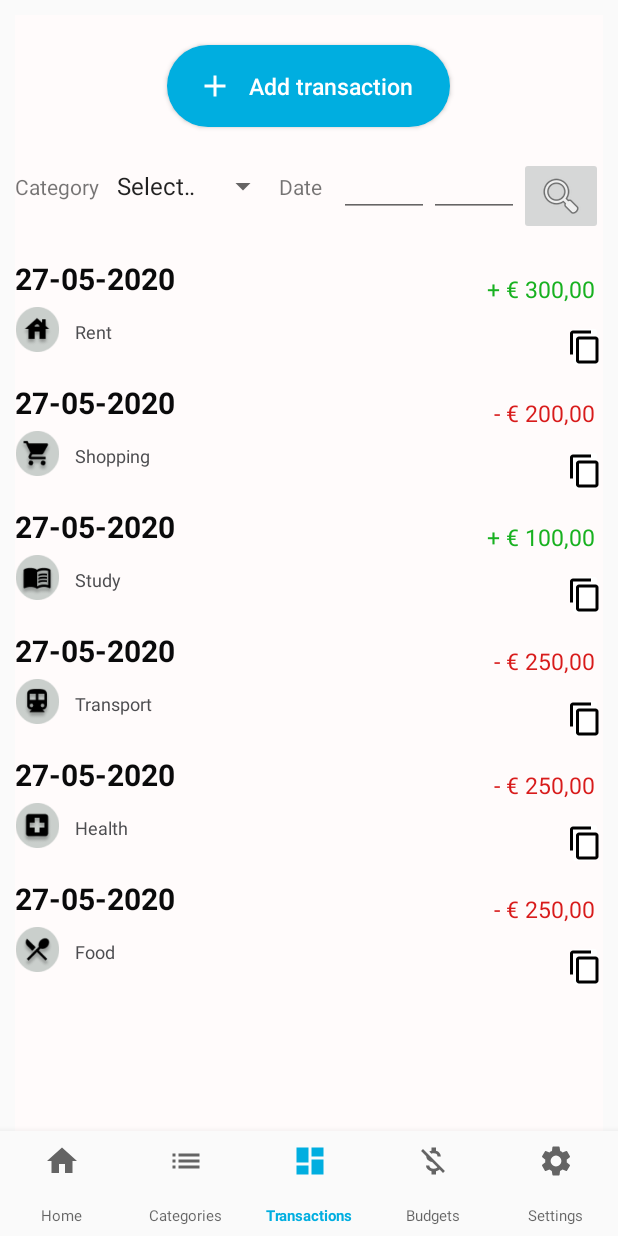
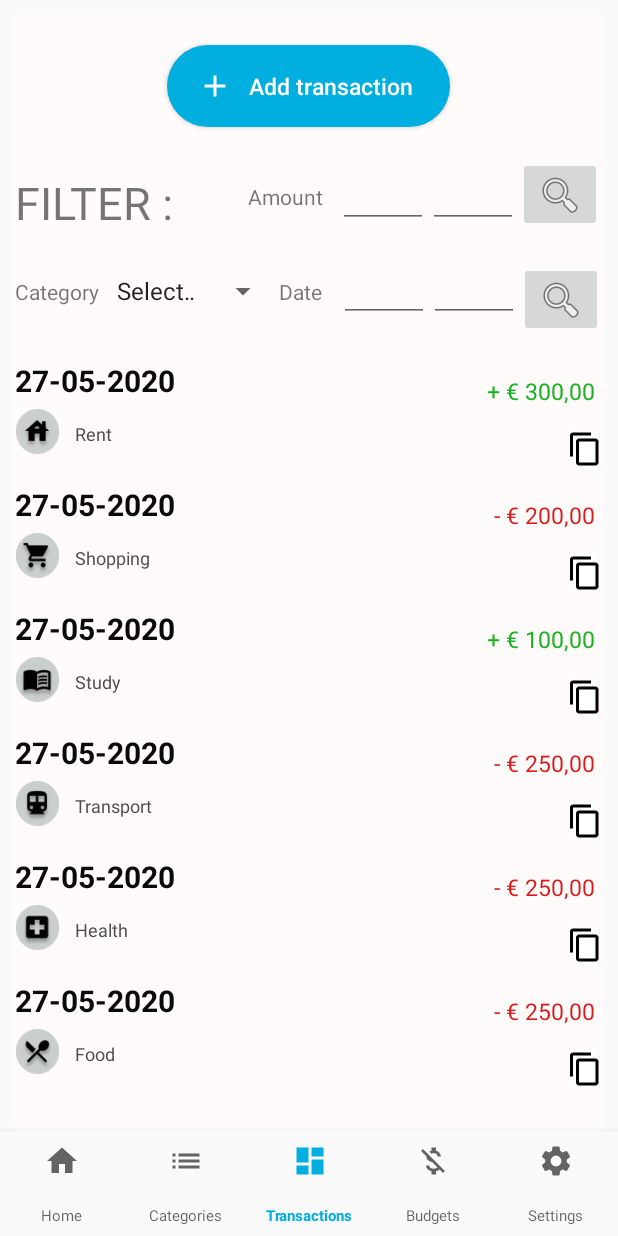
Before and after one commit to VishnuJayanand/PocketControl, an Android app: the screen it shows after launch (MainActivity), item 3 of the bottom bar chosen, on a phone screen of 412 x 824 dp. Run offline under Robolectric (Android 15) with nearby library versions, the phone set to English and light mode, and no system bars; our stand-ins replace Room's generated code.

Commit message:
implemented amount filter

```diff
--- a/app/src/main/java/com/droidlabs/pocketcontrol/db/transaction/TransactionDao.java
+++ b/app/src/main/java/com/droidlabs/pocketcontrol/db/transaction/TransactionDao.java
@@ -27,7 +27,7 @@ public interface TransactionDao {
      * Retrieve all transactions from the database.
      * @return all transactions.
      */
-    @Query("SELECT * FROM transactions ORDER BY date DESC")
+    @Query("SELECT * FROM transactions")
     List<Transaction> getAllTransactions();
 
     /**
@@ -35,7 +35,7 @@ public interface TransactionDao {
      * @param categoryId category id
      * @return list of transactions with matching categoryId
      */
-    @Query("SELECT * FROM transactions WHERE category=:categoryId ORDER BY date DESC")
+    @Query("SELECT * FROM transactions WHERE category=:categoryId")
     List<Transaction> getTransactionsByCategoryId(String categoryId);
 
     /**
@@ -44,7 +44,7 @@ public interface TransactionDao {
      * @param upperBound upper date bound.
      * @return list of transactions within date range.
      */
-    @Query("SELECT * FROM transactions WHERE date BETWEEN :lowerBound AND :upperBound ORDER BY date DESC")
+    @Query("SELECT * FROM transactions WHERE date BETWEEN :lowerBound AND :upperBound")
     List<Transaction> filterTransactionsByDate(long lowerBound, long upperBound);
 
     /**
@@ -54,8 +54,59 @@ public interface TransactionDao {
      * @param upperBound upper date bound.
      * @return list of transactions matching the filter.
      */
-    @Query("SELECT * FROM transactions "
-            + "WHERE category=:categoryId AND date BETWEEN :lowerBound AND :upperBound "
-            + "ORDER BY date DESC")
+    @Query("SELECT * FROM transactions WHERE category=:categoryId AND date BETWEEN :lowerBound AND :upperBound")
     List<Transaction> filterTransactionsByCategoryAndDate(String categoryId, long lowerBound, long upperBound);
+
+    /**
+     * Retrieve all transactions from a specified amount  range.
+     * @param lowerBoundAmount lower amount bound.
+     * @param upperBoundAmount upper amount bound.
+     * @return list of transactions matching the filter.
+     */
+    @Query("SELECT * FROM transactions WHERE amount >= :lowerBoundAmount AND amount <= :upperBoundAmount")
+    List<Transaction> filterTransactionsByAmount(float lowerBoundAmount, float upperBoundAmount);
+
+    /**
+     * Retrieve all transactions from a specified category and within a specified date range and amount.
+     * @param categoryId category id.
+     * @param lowerBound lower date bound.
+     * @param upperBound upper date bound.
+     * @param lowerBoundAmount lower amount bound.
+     * @param upperBoundAmount upper amount bound.
+     * @return list of transactions matching the filter.
+     */
+    @Query("SELECT * FROM transactions WHERE category=:categoryId AND "
+            +
+            "(date BETWEEN :lowerBound AND :upperBound) AND "
+            +
+            "(amount >= :lowerBoundAmount AND amount <= :upperBoundAmount)")
+    List<Transaction> filterTransactionsByCategoryAndDateAndAmount(
+            String categoryId, long lowerBound, long upperBound, float lowerBoundAmount, float upperBoundAmount);
+
+    /**
+     * Retrieve all transactions within a specified date range and amount.
+     * @param lowerBound lower date bound.
+     * @param upperBound upper date bound.
+     * @param lowerBoundAmount lower amount bound.
+     * @param upperBoundAmount upper amount bound.
+     * @return list of transactions matching the filter.
+     */
+    @Query("SELECT * FROM transactions WHERE amount >= :lowerBoundAmount AND "
+            +
+            "amount <= :upperBoundAmount AND (date BETWEEN :lowerBound AND :upperBound)")
+    List<Transaction> filterTransactionsByAmountAndDate(
+            long lowerBound, long upperBound, float lowerBoundAmount, float upperBoundAmount);
+
+    /**
+     * Retrieve all transactions from a specified category within a specified amount range.
+     * @param categoryId category id.
+     * @param lowerBoundAmount lower amount bound.
+     * @param upperBoundAmount upper amount bound.
+     * @return list of transactions matching the filter.
+     */
+    @Query("SELECT * FROM transactions WHERE category=:categoryId AND "
+            +
+            "(amount >= :lowerBoundAmount AND amount <= :upperBoundAmount)")
+    List<Transaction> filterTransactionsByAmountAndCategory(
+            String categoryId, float lowerBoundAmount, float upperBoundAmount);
 }
--- a/app/src/main/java/com/droidlabs/pocketcontrol/ui/transaction/TransactionFragment.java
+++ b/app/src/main/java/com/droidlabs/pocketcontrol/ui/transaction/TransactionFragment.java
@@ -2,6 +2,8 @@ package com.droidlabs.pocketcontrol.ui.transaction;
 
 import android.app.DatePickerDialog;
 import android.os.Bundle;
+import android.text.Editable;
+import android.text.TextWatcher;
 import android.util.Log;
 import android.view.LayoutInflater;
 import android.view.View;
@@ -41,8 +43,11 @@ public class TransactionFragment extends Fragment implements TransactionListAdap
     private CategoryViewModel categoryViewModel;
     private TransactionListAdapter transactionListAdapter;
     private EditText editTextToDate, editTextFromDate;
+    private EditText editTextToAmount, editTextFromAmount;
     private Category selectedCategory;
-    private boolean filterByCategory = false, filterByDate = false;
+    private boolean filterByCategory = false, filterByDate = false, filterByAmount = false;
+    private float fromAmount = 0f, toAmount = 0f;
+    private ImageButton imageAmountButton;
     private final Calendar fromDate = Calendar.getInstance(), toDate = Calendar.getInstance();
 
     @Override
@@ -108,6 +113,7 @@ public class TransactionFragment extends Fragment implements TransactionListAdap
                 fromDate.set(Calendar.DAY_OF_MONTH, dayOfMonth);
                 updateTransactionDateLabel(editTextFromDate, fromDate);
             }
+
         };
 
         editTextFromDate.setOnClickListener(new View.OnClickListener() {
@@ -169,8 +175,58 @@ public class TransactionFragment extends Fragment implements TransactionListAdap
             }
         });
 
+        // Amount filter
+
+        editTextFromAmount = view.findViewById(R.id.fromAmount);
+        editTextToAmount = view.findViewById(R.id.toAmount);
+
+        imageAmountButton = view.findViewById(R.id.imageAmountButton);
+
+        editTextFromAmount.addTextChangedListener(budgetTextWatcher);
+        editTextToAmount.addTextChangedListener(budgetTextWatcher);
+
+        imageAmountButton.setOnClickListener(new View.OnClickListener() {
+            @Override
+            public void onClick(final View v) {
+
+                filterByAmount = true;
+                fromAmount = Float.parseFloat(editTextFromAmount.getText().toString());
+                toAmount = Float.parseFloat(editTextToAmount.getText().toString());
+
+
+                List<Transaction> filteredTransactions = getFilteredTransactions();
+
+                transactionListAdapter.setTransactions(filteredTransactions);
+
+            }
+        });
+
         return view;
     }
+
+    private TextWatcher budgetTextWatcher = new TextWatcher() {
+        @Override
+        public void beforeTextChanged(final CharSequence s, final int start, final int count, final int after) {
+
+        }
+
+        @Override
+        public void onTextChanged(final CharSequence s, final int start, final int before, final int count) {
+
+            if (editTextFromAmount.getText().toString().isEmpty()
+                    ||
+                    editTextToAmount.getText().toString().isEmpty()) {
+                imageAmountButton.setEnabled(false);
+            } else {
+                imageAmountButton.setEnabled(true);
+            }
+        }
+
+        @Override
+        public void afterTextChanged(final Editable s) {
+
+        }
+    };
 
     /**
      * Method to update the transaction date with the selected date.
@@ -251,6 +307,7 @@ public class TransactionFragment extends Fragment implements TransactionListAdap
     private List<Transaction> getFilteredTransactions() {
         Log.v("FILTER", "Filter by date: " + filterByDate);
         Log.v("FILTER", "Filter by category: " + filterByCategory);
+        Log.v("FILTER", "Filter by amount: " + filterByAmount);
         if (filterByDate) {
             long fromDateInMS, toDateInMS;
 
@@ -282,8 +339,18 @@ public class TransactionFragment extends Fragment implements TransactionListAdap
             }
 
             if (filterByCategory) {
-                return transactionViewModel.filterTransactionsByCategoryAndDate(
-                        selectedCategory.getId().toString(), fromDateInMS, toDateInMS
+                if (filterByAmount) {
+                    return transactionViewModel.filterTransactionsByCategoryAndDateAndAmount(
+                            selectedCategory.getId().toString(), fromDateInMS, toDateInMS, fromAmount, toAmount
+                    );
+                } else {
+                    return transactionViewModel.filterTransactionsByCategoryAndDate(
+                            selectedCategory.getId().toString(), fromDateInMS, toDateInMS
+                    );
+                }
+            } else if (filterByAmount) {
+                return  transactionViewModel.filterTransactionsByAmountAndDate(
+                        fromDateInMS, toDateInMS, fromAmount, toAmount
                 );
             } else {
                 return transactionViewModel.filterTransactionsByDate(fromDateInMS, toDateInMS);
@@ -291,9 +358,15 @@ public class TransactionFragment extends Fragment implements TransactionListAdap
         } else if (filterByCategory) {
             if (selectedCategory.getId() == -1) {
                 return transactionViewModel.getAllTransactions();
+            } else if (filterByAmount) {
+                return transactionViewModel.filterTransactionsByAmountAndCategory(
+                        selectedCategory.getId().toString(), fromAmount, toAmount
+                );
             } else {
                 return transactionViewModel.filterTransactionsByCategoryId(selectedCategory.getId().toString());
             }
+        } else if (filterByAmount) {
+            return transactionViewModel.filterTransactionsByAmount(fromAmount, toAmount);
         } else {
             return transactionViewModel.getAllTransactions();
         }
--- a/app/src/main/res/layout/transaction_listview.xml
+++ b/app/src/main/res/layout/transaction_listview.xml
@@ -22,7 +22,56 @@
 
         <LinearLayout
             android:layout_width="match_parent"
-            android:layout_height="match_parent"
+            android:layout_height="50dp"
+            android:layout_marginBottom="0dp"
+            android:layout_marginTop="20dp"
+            android:orientation="horizontal">
+
+            <TextView
+                android:layout_width="150dp"
+                android:layout_height="40dp"
+                android:layout_weight="0"
+                android:layout_marginTop="10dp"
+                android:gravity="center_vertical"
+                android:textSize="30dp"
+                android:text="FILTER :"/>
+
+            <TextView
+                android:layout_width="60dp"
+                android:layout_height="40dp"
+                android:layout_marginStart="5dp"
+                android:gravity="center_vertical"
+                android:text="Amount" />
+
+            <EditText
+                android:id="@+id/fromAmount"
+                android:layout_width="60dp"
+                android:layout_height="40dp"
+                android:gravity="center_vertical"
+                android:textSize="13dp"
+                android:inputType="number"
+                />
+            <EditText
+                android:id="@+id/toAmount"
+                android:layout_width="60dp"
+                android:layout_height="40dp"
+                android:gravity="center_vertical"
+                android:textSize="13dp"
+                android:inputType="number"
+                />
+
+            <ImageButton
+                android:id="@+id/imageAmountButton"
+                android:layout_width="wrap_content"
+                android:layout_height="wrap_content"
+                android:layout_weight="0"
+                android:enabled="false"
+                app:srcCompat="@android:drawable/ic_menu_search" />
+        </LinearLayout>
+
+        <LinearLayout
+            android:layout_width="match_parent"
+            android:layout_height="50dp"
             android:layout_marginTop="20dp"
             android:orientation="horizontal">
 
```
Also changed, not shown: app/src/main/java/com/droidlabs/pocketcontrol/db/transaction/TransactionRepository.java (+49 -0 lines), app/src/main/java/com/droidlabs/pocketcontrol/ui/transaction/TransactionViewModel.java (+49 -0 lines).
